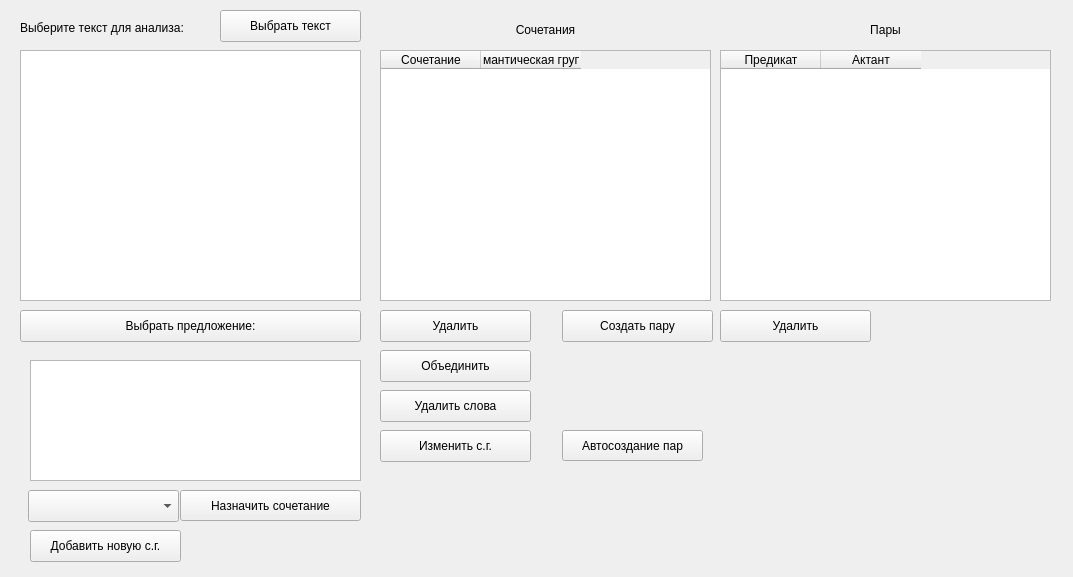
Old version of the form uis/analysis.ui in the repository Holodome/ling.
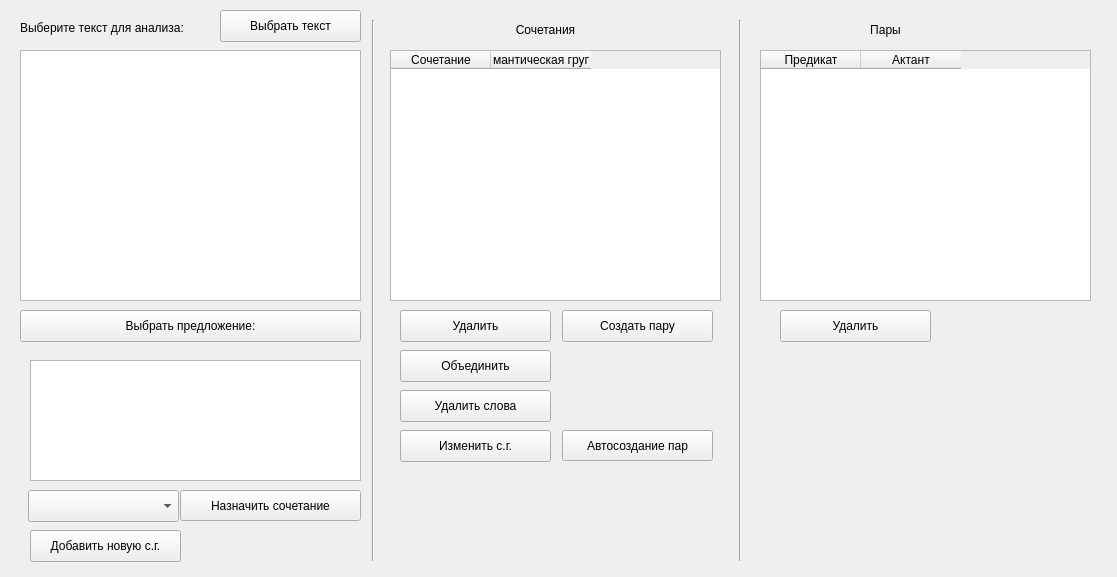
New version of the form.

```diff
--- a/uis/analysis.ui
+++ b/uis/analysis.ui
@@ -6,7 +6,7 @@
    <rect>
     <x>0</x>
     <y>0</y>
-    <width>1073</width>
+    <width>1117</width>
     <height>577</height>
    </rect>
   </property>
@@ -110,7 +110,7 @@
   <widget class="QTableWidget" name="col_table">
    <property name="geometry">
     <rect>
-     <x>380</x>
+     <x>390</x>
      <y>50</y>
      <width>331</width>
      <height>251</height>
@@ -164,7 +164,7 @@
   <widget class="QPushButton" name="delete_col_btn">
    <property name="geometry">
     <rect>
-     <x>380</x>
+     <x>400</x>
      <y>310</y>
      <width>151</width>
      <height>32</height>
@@ -177,7 +177,7 @@
   <widget class="QPushButton" name="union_col_btn">
    <property name="geometry">
     <rect>
-     <x>380</x>
+     <x>400</x>
      <y>350</y>
      <width>151</width>
      <height>32</height>
@@ -190,7 +190,7 @@
   <widget class="QPushButton" name="change_words_col_btn">
    <property name="geometry">
     <rect>
-     <x>380</x>
+     <x>400</x>
      <y>390</y>
      <width>151</width>
      <height>32</height>
@@ -203,7 +203,7 @@
   <widget class="QPushButton" name="change_sg_col_btn">
    <property name="geometry">
     <rect>
-     <x>380</x>
+     <x>400</x>
      <y>430</y>
      <width>151</width>
      <height>32</height>
@@ -231,7 +231,7 @@
     <rect>
      <x>562</x>
      <y>430</y>
-     <width>141</width>
+     <width>151</width>
      <height>31</height>
     </rect>
    </property>
@@ -242,7 +242,7 @@
   <widget class="QTableWidget" name="con_table">
    <property name="geometry">
     <rect>
-     <x>720</x>
+     <x>760</x>
      <y>50</y>
      <width>331</width>
      <height>251</height>
@@ -281,7 +281,7 @@
   <widget class="QPushButton" name="delete_con_btn">
    <property name="geometry">
     <rect>
-     <x>720</x>
+     <x>780</x>
      <y>310</y>
      <width>151</width>
      <height>32</height>
@@ -304,6 +304,32 @@
     <string>Добавить новую с.г.</string>
    </property>
   </widget>
+  <widget class="Line" name="line">
+   <property name="geometry">
+    <rect>
+     <x>363</x>
+     <y>20</y>
+     <width>20</width>
+     <height>541</height>
+    </rect>
+   </property>
+   <property name="orientation">
+    <enum>Qt::Vertical</enum>
+   </property>
+  </widget>
+  <widget class="Line" name="line_2">
+   <property name="geometry">
+    <rect>
+     <x>730</x>
+     <y>20</y>
+     <width>20</width>
+     <height>541</height>
+    </rect>
+   </property>
+   <property name="orientation">
+    <enum>Qt::Vertical</enum>
+   </property>
+  </widget>
  </widget>
  <resources/>
  <connections/>
```
